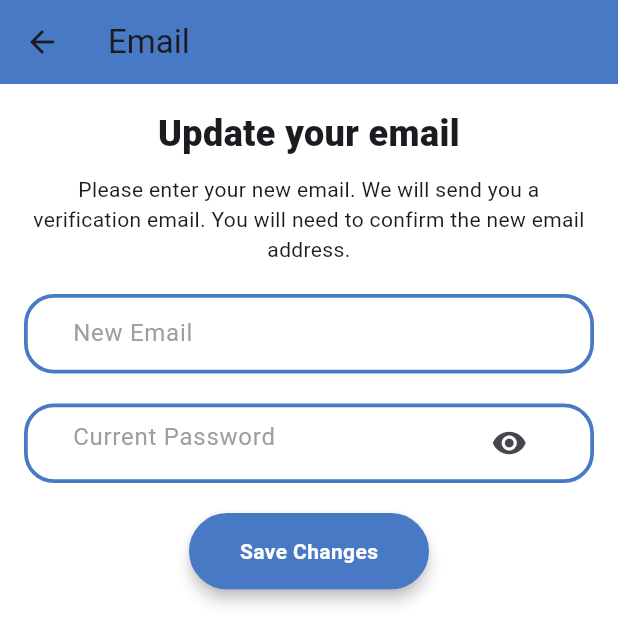
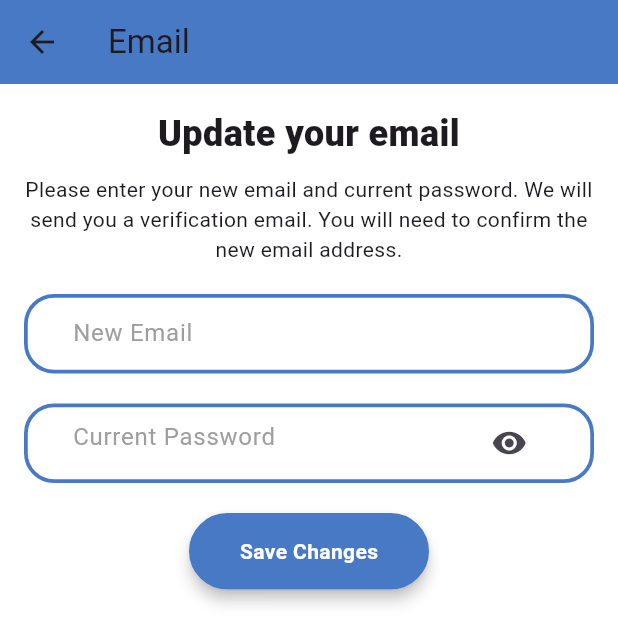
Before and after one commit to VoDangKhoa22CLC/T1_Repo, a Flutter app: the EditEmailScreen screen opened by its route, on a phone screen of 412 x 824 dp. Shown: the top 644 px of the screen. Run offline on Flutter 3.47's test engine with Material 3 defaults, Android fonts, the phone set to English and light mode, and no system bars; our stand-ins replace auto_size_text, awesome_dialog, awesome_notifications, cloud_firestore, file_picker, firebase_auth and 8 more; accounts and stored records are empty; Roboto replaces fonts that are missing (Ubuntu).

Commit message:
Fix bugs

```diff
--- a/src/lib/screen/info_screen/setting.dart
+++ b/src/lib/screen/info_screen/setting.dart
@@ -1,5 +1,3 @@
-import 'dart:ui_web';
-
 import 'package:flutter/material.dart';
 import 'package:flutter/cupertino.dart';
 import 'package:flutter/widgets.dart';
@@ -262,7 +260,7 @@ class _EditEmailScreenState extends State<EditEmailScreen> {
               ),
               const SizedBox(height: 10),
               const Text(
-                'Please enter your new email. We will send you a verification email. You will need to confirm the new email address.',
+                'Please enter your new email and current password. We will send you a verification email. You will need to confirm the new email address.',
                 textAlign: TextAlign.center,
               ),
               const SizedBox(height: 20),
```
